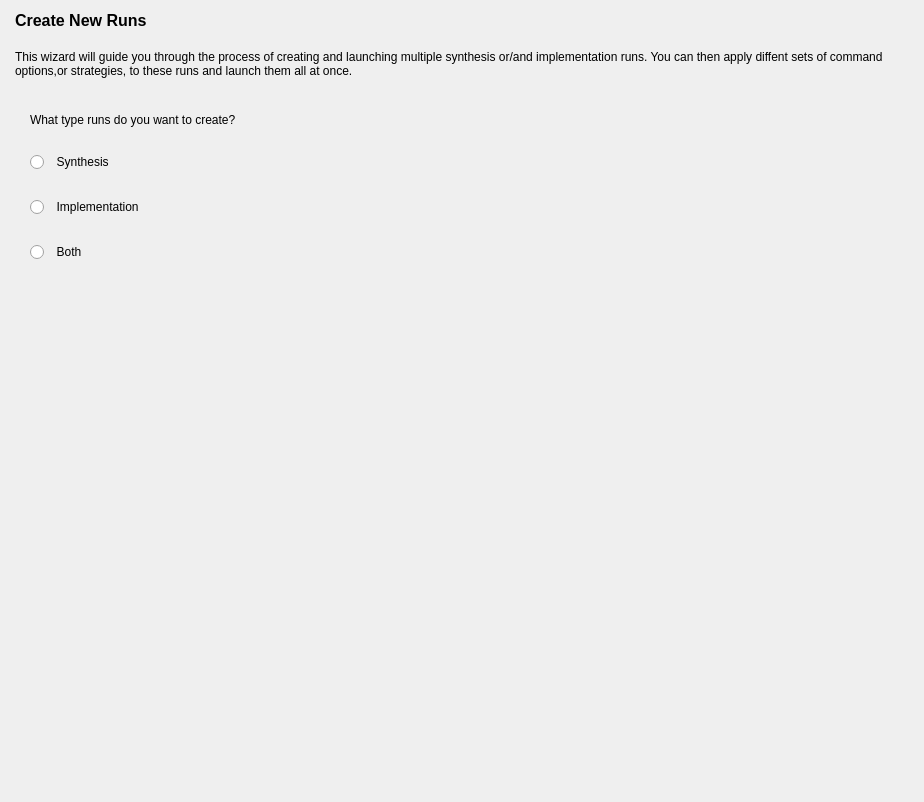
Before: the Qt Designer form src/DesignRuns/select_design_type_form.ui in os-fpga/FOEDAG, drawn with Qt 5.
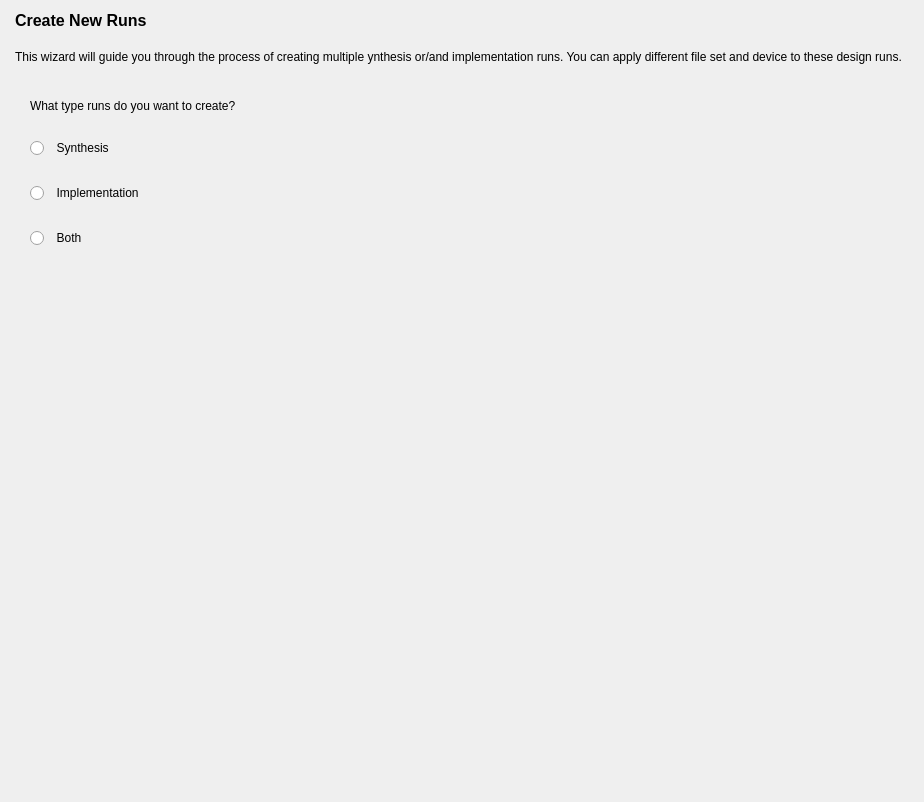
After: the same form once the commit is applied.

```diff
--- a/src/DesignRuns/select_design_type_form.ui
+++ b/src/DesignRuns/select_design_type_form.ui
@@ -44,7 +44,7 @@
    <item>
     <widget class="QLabel" name="m_labelDetail">
      <property name="text">
-      <string>This wizard will guide you through the process of creating and launching multiple synthesis or/and implementation runs. You can then apply diffent sets of command options,or strategies, to these runs and launch them all at once.</string>
+      <string>This wizard will guide you through the process of creating multiple ynthesis or/and implementation runs. You can apply different file set and device to these design runs. </string>
      </property>
      <property name="wordWrap">
       <bool>true</bool>
```
